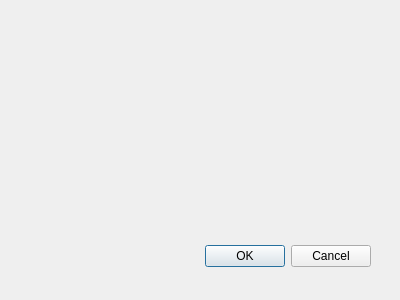
no5013/qgis-calculator, file calculator_dialog_base.ui: the form before one commit.
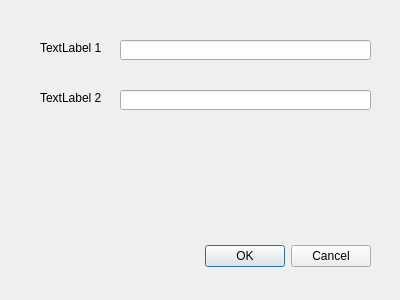
The form after the commit.

```diff
--- a/calculator_dialog_base.ui
+++ b/calculator_dialog_base.ui
@@ -28,6 +28,52 @@
     <set>QDialogButtonBox::Cancel|QDialogButtonBox::Ok</set>
    </property>
   </widget>
+  <widget class="QLineEdit" name="lineEdit">
+   <property name="geometry">
+    <rect>
+     <x>120</x>
+     <y>40</y>
+     <width>251</width>
+     <height>20</height>
+    </rect>
+   </property>
+  </widget>
+  <widget class="QLineEdit" name="lineEdit_2">
+   <property name="geometry">
+    <rect>
+     <x>120</x>
+     <y>90</y>
+     <width>251</width>
+     <height>20</height>
+    </rect>
+   </property>
+  </widget>
+  <widget class="QLabel" name="label">
+   <property name="geometry">
+    <rect>
+     <x>40</x>
+     <y>40</y>
+     <width>71</width>
+     <height>16</height>
+    </rect>
+   </property>
+   <property name="text">
+    <string>TextLabel 1</string>
+   </property>
+  </widget>
+  <widget class="QLabel" name="label_2">
+   <property name="geometry">
+    <rect>
+     <x>40</x>
+     <y>90</y>
+     <width>71</width>
+     <height>16</height>
+    </rect>
+   </property>
+   <property name="text">
+    <string>TextLabel 2</string>
+   </property>
+  </widget>
  </widget>
  <resources/>
  <connections>
```
Left out of the diff: 41 changed lines with no effect on the pictures.
